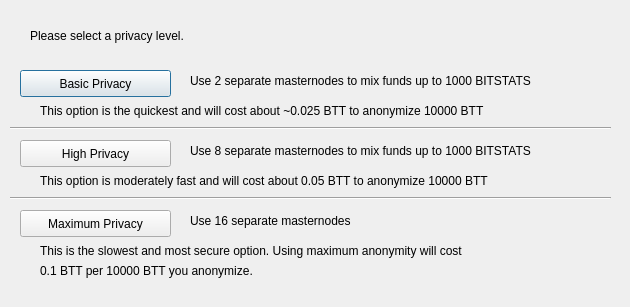
Above: src/qt/forms/obfuscationconfig.ui from c0de0x/blocs before the change. Below: the same form after it.
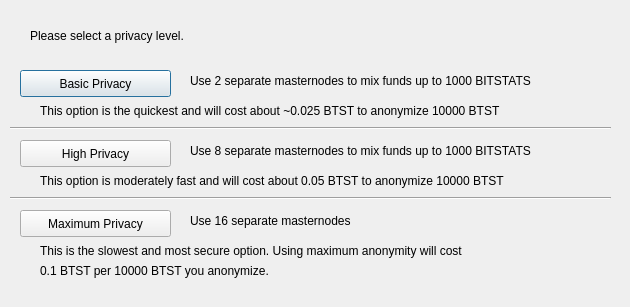
That is the form after the change.

Commit message: code rebranding BTT->BTST

Patch:
```diff
--- a/src/qt/forms/obfuscationconfig.ui
+++ b/src/qt/forms/obfuscationconfig.ui
@@ -114,7 +114,7 @@
     </rect>
    </property>
    <property name="text">
-    <string>This option is the quickest and will cost about ~0.025 BTT to anonymize 10000 BTT</string>
+    <string>This option is the quickest and will cost about ~0.025 BTST to anonymize 10000 BTST</string>
    </property>
   </widget>
   <widget class="QLabel" name="label_7">
@@ -127,7 +127,7 @@
     </rect>
    </property>
    <property name="text">
-    <string>This option is moderately fast and will cost about 0.05 BTT to anonymize 10000 BTT</string>
+    <string>This option is moderately fast and will cost about 0.05 BTST to anonymize 10000 BTST</string>
    </property>
   </widget>
   <widget class="QLabel" name="label_8">
@@ -153,7 +153,7 @@
     </rect>
    </property>
    <property name="text">
-    <string>0.1 BTT per 10000 BTT you anonymize.</string>
+    <string>0.1 BTST per 10000 BTST you anonymize.</string>
    </property>
   </widget>
   <widget class="Line" name="line">
```
The commit also changes 135 other files.
